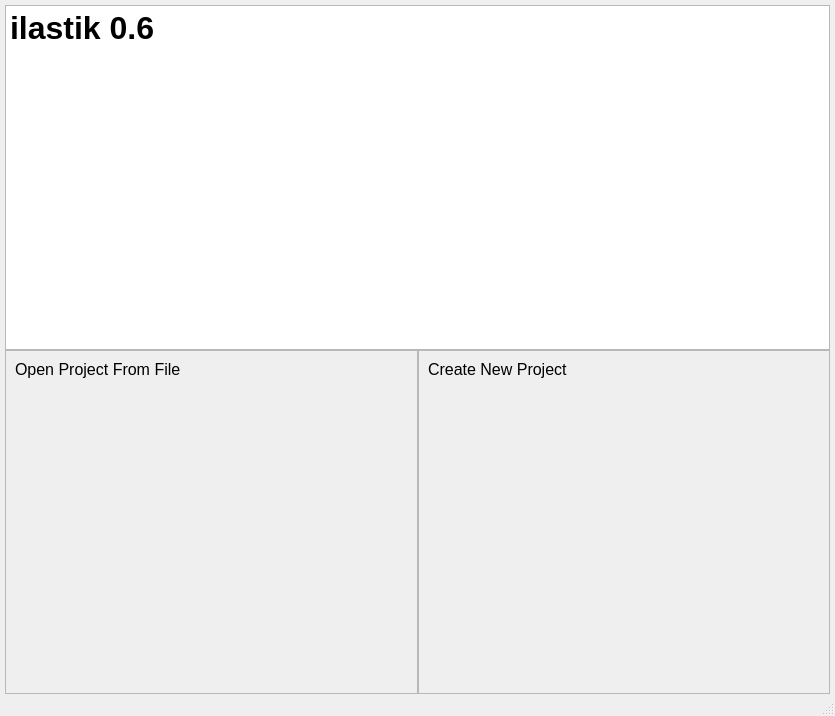
First picture: the form in ilastik/shell/gui/ui/ilastikShell.ui, repository ilastik/ilastik, before the edit.
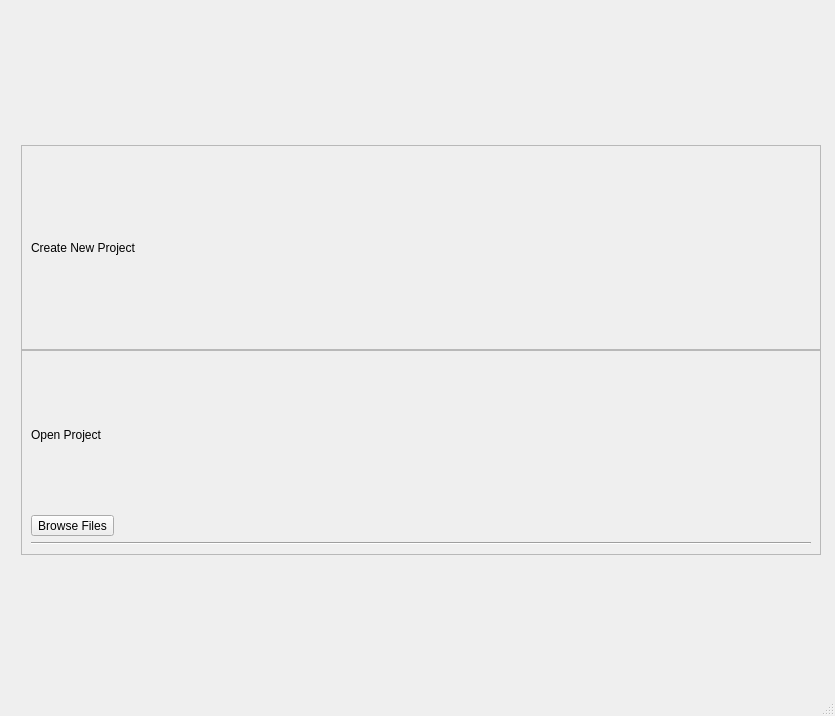
Second picture: the form after the edit. Icons and pictures are not drawn.

Commit message: new design of startscreen and project menu

```diff
--- a/ilastik/shell/gui/ui/ilastikShell.ui
+++ b/ilastik/shell/gui/ui/ilastikShell.ui
@@ -14,10 +14,7 @@
    <string>IlastikShell</string>
   </property>
   <widget class="QWidget" name="mainLayout">
-   <layout class="QVBoxLayout" name="verticalLayout_4">
-    <property name="spacing">
-     <number>0</number>
-    </property>
+   <layout class="QGridLayout" name="gridLayout_3">
     <property name="leftMargin">
      <number>5</number>
     </property>
@@ -30,37 +27,109 @@
     <property name="bottomMargin">
      <number>0</number>
     </property>
-    <item>
+    <item row="0" column="0">
      <widget class="QStackedWidget" name="mainStackedWidget">
       <property name="currentIndex">
        <number>0</number>
       </property>
       <widget class="QWidget" name="startupPage">
        <layout class="QVBoxLayout" name="verticalLayout_5">
-        <property name="spacing">
+        <item>
+         <layout class="QVBoxLayout" name="verticallayout">
+          <item>
+           <spacer name="verticalSpacer_2">
+            <property name="orientation">
+             <enum>Qt::Vertical</enum>
+            </property>
+            <property name="sizeHint" stdset="0">
+             <size>
+              <width>20</width>
+              <height>40</height>
+             </size>
+            </property>
+           </spacer>
+          </item>
+          <item>
+           <widget class="QFrame" name="frame">
+            <property name="minimumSize">
+             <size>
+              <width>0</width>
+              <height>410</height>
+             </size>
+            </property>
+            <property name="maximumSize">
+             <size>
+              <width>16777215</width>
+              <height>410</height>
+             </size>
+            </property>
+            <property name="autoFillBackground">
+             <bool>true</bool>
+            </property>
+            <property name="frameShape">
+             <enum>QFrame::NoFrame</enum>
+            </property>
+            <property name="frameShadow">
+             <enum>QFrame::Plain</enum>
+            </property>
+            <property name="lineWidth">
          <number>0</number>
         </property>
+            <layout class="QGridLayout" name="gridLayout_2">
         <property name="margin">
          <number>0</number>
         </property>
-        <item>
-         <widget class="QTextBrowser" name="textBrowser">
-          <property name="enabled">
+             <property name="spacing">
+              <number>0</number>
+             </property>
+             <item row="1" column="1">
+              <layout class="QGridLayout" name="gridlayout">
+               <item row="1" column="0">
+                <widget class="QScrollArea" name="OpenList">
+                 <property name="widgetResizable">
            <bool>true</bool>
           </property>
-          <property name="html">
-           <string>&lt;!DOCTYPE HTML PUBLIC &quot;-//W3C//DTD HTML 4.0//EN&quot; &quot;http://www.w3.org/TR/REC-html40/strict.dtd&quot;&gt;
-&lt;html&gt;&lt;head&gt;&lt;meta name=&quot;qrichtext&quot; content=&quot;1&quot; /&gt;&lt;style type=&quot;text/css&quot;&gt;
-p, li { white-space: pre-wrap; }
-&lt;/style&gt;&lt;/head&gt;&lt;body style=&quot; font-family:'MS Shell Dlg 2'; font-size:8.25pt; font-weight:400; font-style:normal;&quot;&gt;
-&lt;p style=&quot; margin-top:0px; margin-bottom:0px; margin-left:0px; margin-right:0px; -qt-block-indent:0; text-indent:0px;&quot;&gt;&lt;span style=&quot; font-family:'Ubuntu'; font-size:24pt; font-weight:600;&quot;&gt;ilastik 0.6&lt;/span&gt;&lt;/p&gt;&lt;/body&gt;&lt;/html&gt;</string>
-          </property>
+                 <widget class="QWidget" name="scrollAreaWidgetContents_2">
+                  <property name="geometry">
+                   <rect>
+                    <x>0</x>
+                    <y>0</y>
+                    <width>513</width>
+                    <height>199</height>
+                   </rect>
+                  </property>
+                  <layout class="QVBoxLayout" name="verticalLayout_9">
+                   <item>
+                    <layout class="QVBoxLayout" name="VL2">
+                     <item>
+                      <widget class="QLabel" name="label2">
+                       <property name="text">
+                        <string>Open Project</string>
+                       </property>
          </widget>
         </item>
         <item>
-         <layout class="QHBoxLayout" name="horizontalLayout">
+                      <widget class="QToolButton" name="browseFilesButton">
+                       <property name="text">
+                        <string>Browse Files</string>
+                       </property>
+                      </widget>
+                     </item>
           <item>
-           <widget class="QScrollArea" name="Plist">
+                      <widget class="Line" name="line">
+                       <property name="orientation">
+                        <enum>Qt::Horizontal</enum>
+                       </property>
+                      </widget>
+                     </item>
+                    </layout>
+                   </item>
+                  </layout>
+                 </widget>
+                </widget>
+               </item>
+               <item row="0" column="0">
+                <widget class="QScrollArea" name="CreateList">
             <property name="widgetResizable">
              <bool>true</bool>
             </property>
@@ -69,72 +138,52 @@
               <rect>
                <x>0</x>
                <y>0</y>
-               <width>407</width>
-               <height>341</height>
+                    <width>513</width>
+                    <height>199</height>
               </rect>
              </property>
              <layout class="QVBoxLayout" name="verticalLayout_7">
               <item>
-               <widget class="QLabel" name="label">
-                <property name="font">
-                 <font>
-                  <pointsize>12</pointsize>
-                 </font>
-                </property>
-                <property name="text">
-                 <string>Open Project From File</string>
-                </property>
-               </widget>
-              </item>
+                    <layout class="QVBoxLayout" name="VL1">
               <item>
-               <layout class="QVBoxLayout" name="VL1"/>
-              </item>
-              <item>
-               <spacer name="VSLeft">
-                <property name="orientation">
-                 <enum>Qt::Vertical</enum>
-                </property>
-                <property name="sizeHint" stdset="0">
-                 <size>
-                  <width>20</width>
-                  <height>40</height>
-                 </size>
-                </property>
-               </spacer>
-              </item>
-             </layout>
-            </widget>
-           </widget>
-          </item>
-          <item>
-           <widget class="QScrollArea" name="Wlist">
-            <property name="widgetResizable">
-             <bool>true</bool>
-            </property>
-            <widget class="QWidget" name="scrollAreaWidgetContents_3">
-             <property name="geometry">
-              <rect>
-               <x>0</x>
-               <y>0</y>
-               <width>406</width>
-               <height>341</height>
-              </rect>
-             </property>
-             <layout class="QVBoxLayout" name="verticalLayout_8">
-              <item>
-               <widget class="QLabel" name="label_2">
-                <property name="font">
-                 <font>
-                  <pointsize>12</pointsize>
-                 </font>
-                </property>
+                      <widget class="QLabel" name="label1">
                 <property name="text">
                  <string>Create New Project</string>
                 </property>
                </widget>
               </item>
-              <item>
-               <layout class="QVBoxLayout" name="VL2"/>
+                    </layout>
+                   </item>
+                  </layout>
+                 </widget>
+                </widget>
+               </item>
+              </layout>
+             </item>
+             <item row="1" column="0">
+              <widget class="QLabel" name="label">
+               <property name="maximumSize">
+                <size>
+                 <width>288</width>
+                 <height>410</height>
+                </size>
+               </property>
+               <property name="lineWidth">
+                <number>0</number>
+               </property>
+               <property name="text">
+                <string/>
+               </property>
+               <property name="pixmap">
+                <pixmap>../ilastik-logo-alternate-colors.png</pixmap>
+               </property>
+               <property name="scaledContents">
+                <bool>true</bool>
+               </property>
+              </widget>
+             </item>
+            </layout>
+           </widget>
               </item>
               <item>
                <spacer name="verticalSpacer">
@@ -148,10 +197,6 @@
                  </size>
                 </property>
                </spacer>
-              </item>
-             </layout>
-            </widget>
-           </widget>
           </item>
          </layout>
         </item>
```
Lines whose indentation alone changed are shown as unchanged. The commit also changes 6 other files.
